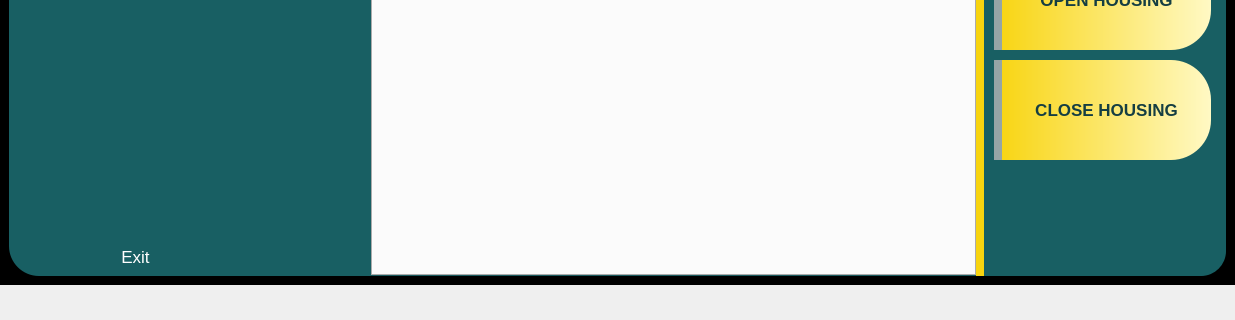
This is qt5_ui/intelijet.ui in jacondv/intelijet_v2 as Qt 5 draws it before an edit; both pictures show x 0 to 1235 and y 569 to 889 of the 1235 by 889 pixel window. The edited form follows.
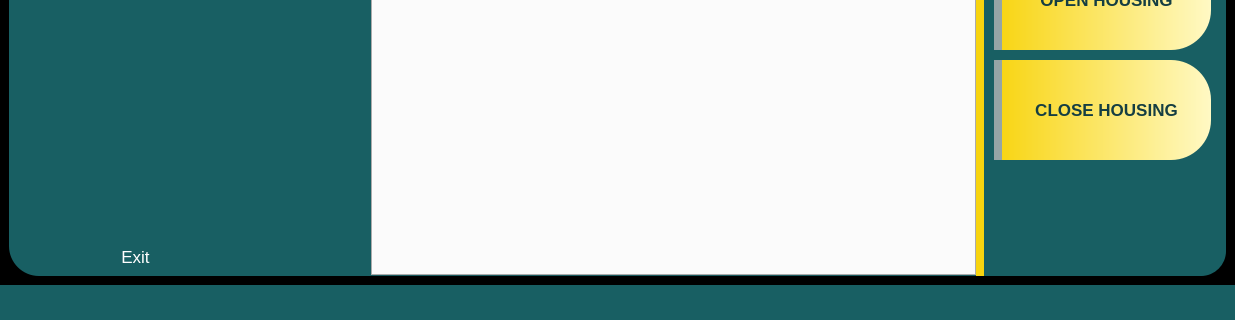
This is the edited form. Icons and pictures are not drawn.

```diff
--- a/qt5_ui/intelijet.ui
+++ b/qt5_ui/intelijet.ui
@@ -19,9 +19,14 @@
 color: back;
 font-size: 17px;
 }
+#statusbar {
+    background-color: #185F63;
+	
+}
 
 #centralwidget {
 	background-color: black;
+
 }
 
 #centralFrame {
```
